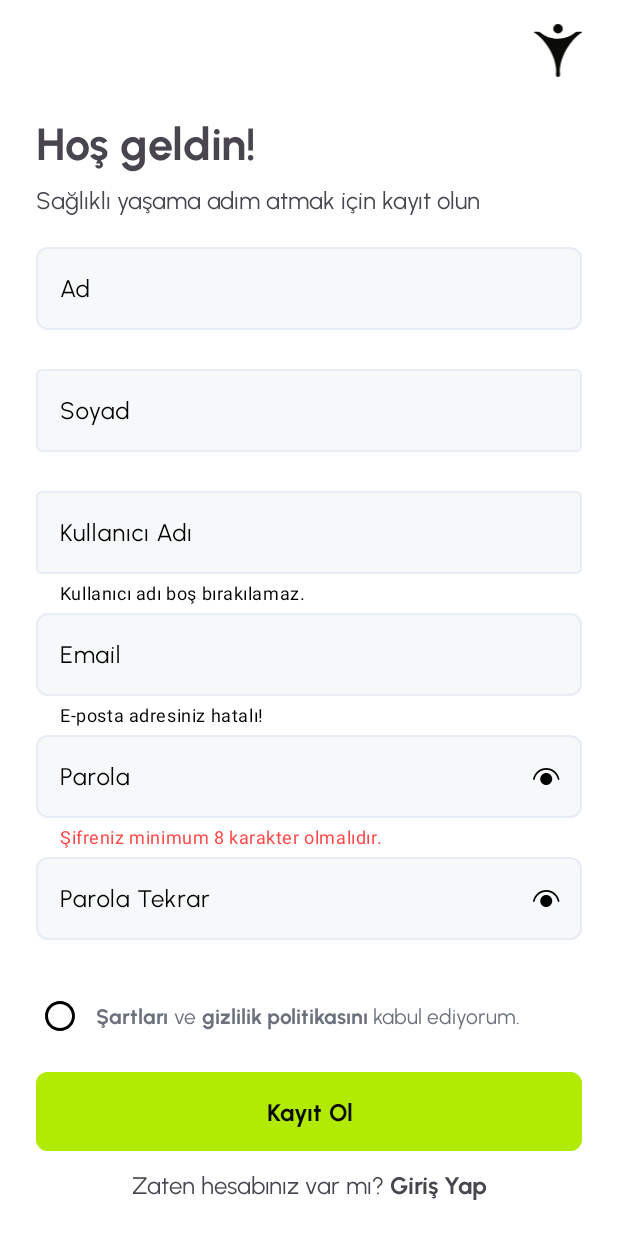
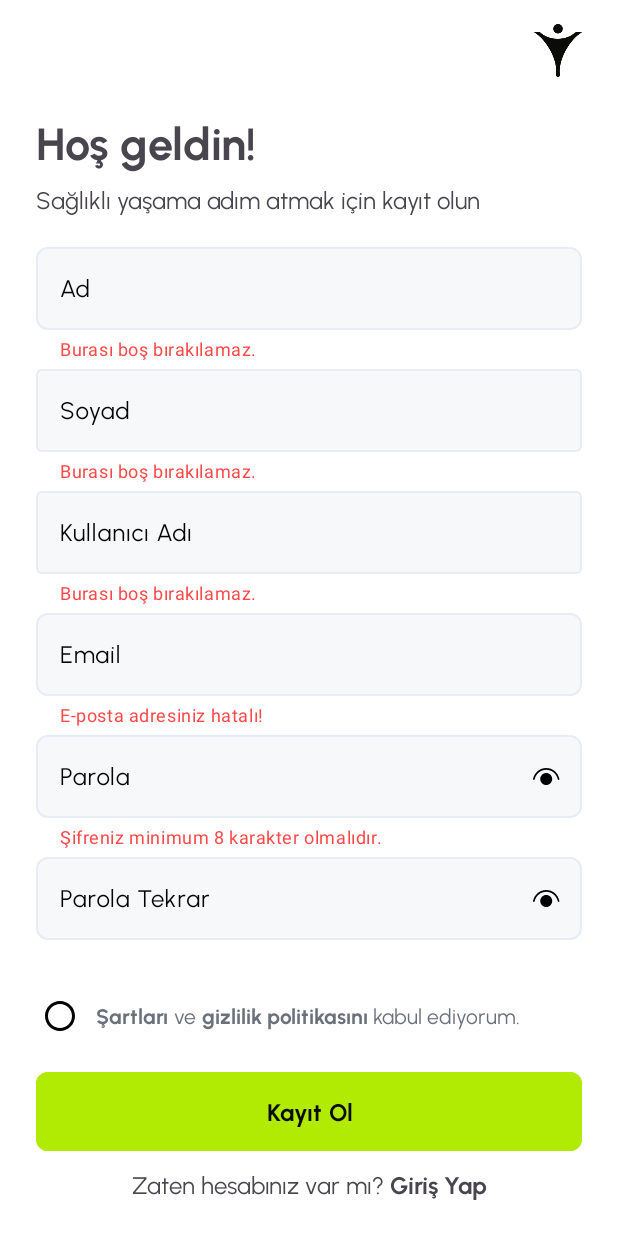
Before and after one commit to meetOzan/FitAI, an Android app: the RegisterFragment screen opened through its navigation route, after a tap on "Kayıt Ol", on a phone screen of 412 x 824 dp. Run offline under Robolectric (Android 15) with nearby library versions, the phone set to English and light mode, and no system bars; our stand-ins replace Dagger/Hilt's generated code; 1 statement that could not run was skipped.

Commit message:
Conflicts fixed

```diff
--- a/app/src/main/java/com/mobven/fitai/presentation/login/sign_in/viewmodel/SignInViewModel.kt
+++ b/app/src/main/java/com/mobven/fitai/presentation/login/sign_in/viewmodel/SignInViewModel.kt
@@ -9,9 +9,17 @@ import javax.inject.Inject
 class SignInViewModel
     @Inject
     constructor() : ViewModel() {
+
     fun validEmail(emailText : String): String? {
         if (!Patterns.EMAIL_ADDRESS.matcher(emailText).matches()) {
             return "E-posta adresiniz hatalı!"
+        }
+        return null
+    }
+
+    fun validPhone(phoneText: String): String? {
+        if (!Patterns.EMAIL_ADDRESS.matcher(phoneText).matches()) {
+            return "Lütfen geçerli bir telefon numarası giriniz!"
         }
         return null
     }
@@ -43,7 +51,7 @@ class SignInViewModel
 
     fun isEmpty(text : String) : String?{
         return if (text.isEmpty()){
-            "Kullanıcı adı boş bırakılamaz."
+            "Burası boş bırakılamaz."
         }else{
             null
         }
--- a/app/src/main/java/com/mobven/fitai/presentation/login/sign_up/screens/RegisterFragment.kt
+++ b/app/src/main/java/com/mobven/fitai/presentation/login/sign_up/screens/RegisterFragment.kt
@@ -1,5 +1,4 @@
 package com.mobven.fitai.presentation.login.sign_up.screens
-
 
 import androidx.fragment.app.viewModels
 import androidx.viewpager2.widget.ViewPager2
@@ -17,19 +16,26 @@ typealias RDirections = RegisterFragmentDirections
 @AndroidEntryPoint
 class RegisterFragment : BaseFragment<FragmentRegisterBinding>(FragmentRegisterBinding::inflate) {
     private val viewModel: SignInViewModel by viewModels()
+
     override fun observeUi() {
-        binding.btnSignUpContinue.setOnClickListener {
+        with(binding) {
+            btnSignUpContinue.setOnClickListener {
                 val editTextEmail = binding.editTextEmailSignUp.text.toString()
                 val editTextPassword = binding.editTextPasswordSignUp.text.toString()
                 val editTextPasswordAgain = binding.editTextPasswordAgainSignUp.text.toString()
                 val editTextUserName = binding.editTextNicknameSignUp.text.toString()
 
-            binding.textInputLayoutEmailSignUp.helperText = viewModel.validEmail(editTextEmail)
-            binding.textInputLayoutPasswordSignUp.helperText = viewModel.validPassword(editTextPassword)
-            binding.textInputLayoutPasswordAgainSignUp.helperText = viewModel.isSamePassword(editTextPassword, editTextPasswordAgain)
-            binding.textInputLayoutNicknameSignUp.helperText = viewModel.isEmpty(editTextUserName)
+                textInputLayoutEmailSignUp.helperText = viewModel.validEmail(editTextEmail)
+                textInputLayoutPasswordSignUp.helperText = viewModel.validPassword(editTextPassword)
+                textInputLayoutPasswordAgainSignUp.helperText = viewModel.isSamePassword(
+                    editTextPassword,
+                    editTextPasswordAgain
+                )
+                textInputLayoutNicknameSignUp.helperText = viewModel.isEmpty(editTextUserName)
+                textInputLayoutNameSignUp.helperText = viewModel.isEmpty(editTextUserName)
+                textInputLayoutSurnameSignUp.helperText = viewModel.isEmpty(editTextUserName)
 
-            if (allFieldsValid()){
+                if (allFieldsValid()) {
                     val currentItem =
                         requireActivity().findViewById<ViewPager2>(R.id.sign_up_view_pager).currentItem
                     val nextItem = currentItem + 1
@@ -43,8 +49,9 @@ class RegisterFragment : BaseFragment<FragmentRegisterBinding>(FragmentRegisterB
                 navigate(RDirections.actionRegisterFragmentToLoginFragment())
             }
         }
+    }
 
-    private fun allFieldsValid() : Boolean{
+    private fun allFieldsValid(): Boolean {
         return binding.textInputLayoutEmailSignUp.helperText == null &&
                 binding.textInputLayoutPasswordSignUp.helperText == null &&
                 binding.textInputLayoutPasswordAgainSignUp.helperText == null &&
--- a/app/src/main/res/layout/fragment_register.xml
+++ b/app/src/main/res/layout/fragment_register.xml
@@ -60,6 +60,7 @@
                 android:layout_height="wrap_content"
                 android:layout_marginHorizontal="@dimen/_24dp"
                 android:layout_marginTop="@dimen/_16dp"
+                android:layout_marginBottom="@dimen/_4dp"
                 app:boxBackgroundColor="@color/light_grey_2"
                 app:boxCornerRadiusBottomEnd="@dimen/_8dp"
                 app:boxCornerRadiusBottomStart="@dimen/_8dp"
@@ -92,6 +93,7 @@
                 android:layout_width="match_parent"
                 android:layout_height="wrap_content"
                 android:layout_marginHorizontal="@dimen/_24dp"
+                android:layout_marginBottom="@dimen/_4dp"
                 app:boxBackgroundColor="@color/light_grey_2"
                 app:boxStrokeColor="@color/light_grey_2"
                 app:boxStrokeWidth="@dimen/_1dp"
@@ -120,10 +122,12 @@
                 android:layout_width="match_parent"
                 android:layout_height="wrap_content"
                 android:layout_marginHorizontal="@dimen/_24dp"
+                android:layout_marginBottom="@dimen/_4dp"
                 app:boxBackgroundColor="@color/light_grey_2"
                 app:boxStrokeColor="@color/light_grey_2"
                 app:boxStrokeWidth="@dimen/_1dp"
                 app:cursorColor="@color/black"
+                app:helperTextTextColor="@color/red_50"
                 app:errorEnabled="true"
                 app:hintTextColor="@color/black"
                 app:layout_constraintEnd_toEndOf="parent"
@@ -145,6 +149,7 @@
                 android:layout_width="match_parent"
                 android:layout_height="wrap_content"
                 android:layout_marginHorizontal="@dimen/_24dp"
+                android:layout_marginBottom="@dimen/_4dp"
                 app:boxBackgroundColor="@color/light_grey_2"
                 app:boxCornerRadiusBottomEnd="@dimen/_8dp"
                 app:boxCornerRadiusBottomStart="@dimen/_8dp"
@@ -153,6 +158,7 @@
                 app:boxStrokeColor="@color/light_grey_2"
                 app:boxStrokeWidth="@dimen/_1dp"
                 app:cursorColor="@color/black"
+                app:helperTextTextColor="@color/red_50"
                 app:errorEnabled="true"
                 app:hintTextColor="@color/black"
                 app:layout_constraintEnd_toEndOf="parent"
@@ -175,6 +181,7 @@
                 android:layout_width="match_parent"
                 android:layout_height="wrap_content"
                 android:layout_marginHorizontal="@dimen/_24dp"
+                android:layout_marginBottom="@dimen/_4dp"
                 app:boxBackgroundColor="@color/light_grey_2"
                 app:boxCornerRadiusBottomEnd="@dimen/_8dp"
                 app:boxCornerRadiusBottomStart="@dimen/_8dp"
@@ -182,7 +189,7 @@
                 app:boxCornerRadiusTopStart="@dimen/_8dp"
                 app:boxStrokeColor="@color/light_grey_2"
                 app:boxStrokeWidth="@dimen/_1dp"
-                app:endIconDrawable="@drawable/fluent_eye_filled"
+                app:endIconDrawable="@drawable/selector_password_toggle"
                 app:endIconMode="password_toggle"
                 app:errorEnabled="true"
                 app:helperTextTextColor="@color/red_50"
@@ -207,6 +214,7 @@
                 android:layout_width="match_parent"
                 android:layout_height="wrap_content"
                 android:layout_marginHorizontal="@dimen/_24dp"
+                android:layout_marginBottom="@dimen/_4dp"
                 app:boxBackgroundColor="@color/light_grey_2"
                 app:boxCornerRadiusBottomEnd="@dimen/_8dp"
                 app:boxCornerRadiusBottomStart="@dimen/_8dp"
@@ -215,6 +223,7 @@
                 app:boxStrokeColor="@color/light_grey_2"
                 app:boxStrokeWidth="@dimen/_1dp"
                 app:cursorColor="@color/black"
+                app:helperTextTextColor="@color/red_50"
                 app:endIconDrawable="@drawable/selector_password_toggle"
                 app:endIconMode="password_toggle"
                 app:errorEnabled="true"
--- a/app/src/main/res/navigation/login_nav_graph.xml
+++ b/app/src/main/res/navigation/login_nav_graph.xml
@@ -62,6 +62,9 @@
         <action
             android:id="@+id/action_resetPasswordEmailFragment_to_OTPFragment"
             app:destination="@id/OTPFragment" />
+        <action
+            android:id="@+id/action_resetPasswordEmailFragment_to_forgotPasswordEmailFragment"
+            app:destination="@id/forgotPasswordEmailFragment" />
     </fragment>
     <fragment
         android:id="@+id/resetPasswordSuccessFragment"
@@ -93,4 +96,16 @@
             android:id="@+id/action_resetPasswordFragment_to_resetPasswordSuccessFragment"
             app:destination="@id/resetPasswordSuccessFragment" />
     </fragment>
+    <fragment
+        android:id="@+id/forgotPasswordEmailFragment"
+        android:name="com.mobven.fitai.presentation.login.sign_in.ForgotPasswordEmailFragment"
+        android:label="fragment_forgot_password_email"
+        tools:layout="@layout/fragment_forgot_password_email" >
+        <action
+            android:id="@+id/action_forgotPasswordEmailFragment_to_resetPasswordEmailFragment"
+            app:destination="@id/resetPasswordEmailFragment" />
+        <action
+            android:id="@+id/action_forgotPasswordEmailFragment_to_OTPFragment"
+            app:destination="@id/OTPFragment" />
+    </fragment>
 </navigation>
```
Also changed, not shown: app/src/main/java/com/mobven/fitai/presentation/login/sign_in/ForgotPasswordEmailFragment.kt (+3 -4 lines), app/src/main/java/com/mobven/fitai/presentation/login/sign_in/ForgotPasswordFragment.kt (+12 -4 lines), app/src/main/java/com/mobven/fitai/presentation/login/sign_in/LoginFragment.kt (+7 -4 lines), app/src/main/java/com/mobven/fitai/presentation/login/sign_in/OTPEmailFragment.kt (+3 -4 lines). Lines whose indentation alone changed are shown as unchanged.
